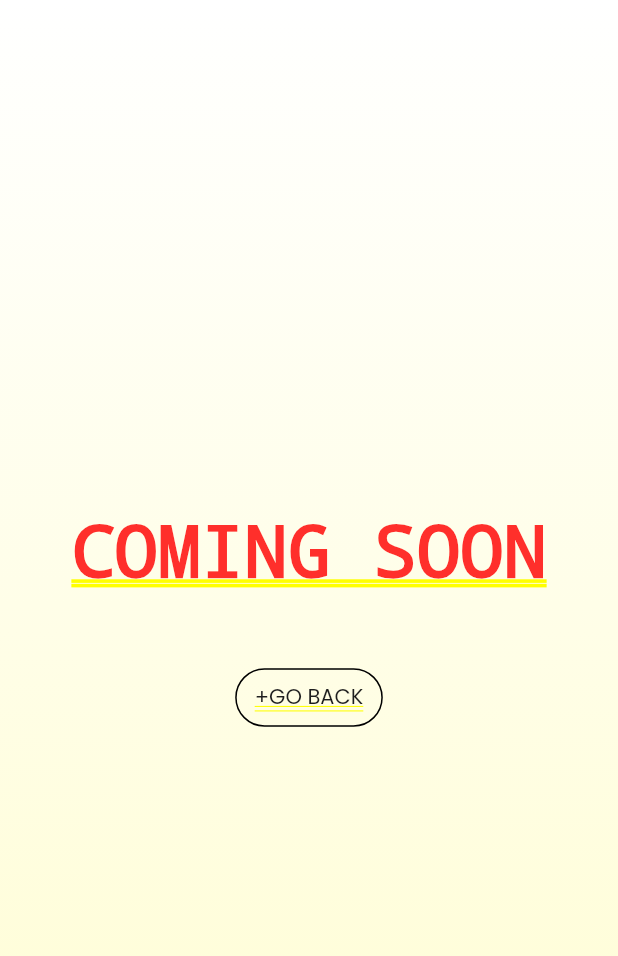
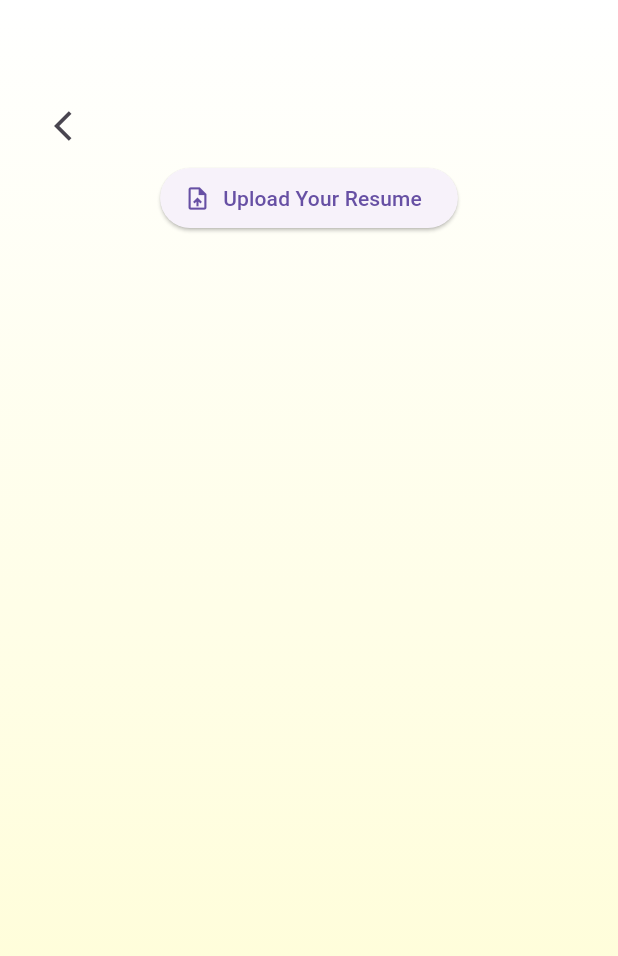
Before and after one commit to Redvey/InterView, a Flutter app: the screen it shows after launch, after a tap on "Resume Review", on a phone screen of 412 x 824 dp. Shown: the top 956 px of the screen. Run offline on Flutter 3.47's test engine with Material 3 defaults, Android fonts, the phone set to English and light mode, and no system bars; our stand-ins replace file_picker, go_router, percent_indicator, smooth_page_indicator.

Commit message:
05:feat(ui):Review Resume Screen , Upload Doc feature

```diff
--- a/lib/core/constants/strings.dart
+++ b/lib/core/constants/strings.dart
@@ -13,7 +13,10 @@ class AppStrings {
   static const flashcardPracticeSubtitle = "< for your quick revision />";
 
   static const mockInterviewTitle = "Take Mock Interview";
-  static const mockInterviewSubtitle = "< real time interview >";
+  static const mockInterviewSubtitle = "< real time interview />";
+
+  static const coldMailTitle = "Cold Mail";
+  static const coldMailSubtitle = "< for the recruiters />";
 
   //#resume builder texts
 
--- a/lib/features/home/screens/home_screen.dart
+++ b/lib/features/home/screens/home_screen.dart
@@ -53,7 +53,7 @@ class HomeScreen extends StatelessWidget {
 
                 //resume review
                 GestureDetector(
-                  onTap: () => context.push('/unfinished'),
+                  onTap: () => context.push('/review'),
                   child: FeatureContainer(
                     gradient: AppColors.reviewGradient,
                     title: AppStrings.resumeReviewTitle,
@@ -88,11 +88,11 @@ class HomeScreen extends StatelessWidget {
                 ),
                 SizedBox(height: AppSizes.defaultSpace),
                 GestureDetector(
-                  onTap: () => context.push('/unfinished'),
+                  onTap: () => context.push('/review'),
                   child: FeatureContainer(
                     gradient: AppColors.coldMailGradient,
-                    title: AppStrings.mockInterviewTitle,
-                    subTitle: AppStrings.mockInterviewSubtitle,
+                    title: AppStrings.coldMailTitle,
+                    subTitle: AppStrings.coldMailSubtitle,
                     color: AppColors.textPurpleBg,
                     colorBg: AppColors.textPurple,
                   ),
--- /dev/null
+++ b/lib/features/review/review.dart
@@ -0,0 +1,134 @@
+import 'package:flutter/material.dart';
+import 'package:file_picker/file_picker.dart';
+import 'package:go_router/go_router.dart';
+import 'package:percent_indicator/circular_percent_indicator.dart';
+import '../../../core/constants/colors.dart';
+import '../../../core/constants/sizes.dart';
+
+class ResumeReviewScreen extends StatefulWidget {
+  const ResumeReviewScreen({super.key});
+
+  @override
+  State<ResumeReviewScreen> createState() => _ResumeReviewScreenState();
+}
+bool resumeUploaded = true;
+class _ResumeReviewScreenState extends State<ResumeReviewScreen> {
+  String? fileName;
+  bool resumeUploaded = false;
+
+  double score = 0.78; // 78% ATS match
+  List<String> matchedSkills = ['Flutter', 'Firebase', 'REST APIs'];
+  List<String> missingSkills = ['CI/CD', 'Teamwork'];
+  Map<String, bool> sections = {
+    'Contact Info': true,
+    'Skills': true,
+    'Experience': false,
+    'Education': true,
+    'Projects': false,
+  };
+  List<String> suggestions = [
+    'Add a work experience section',
+    'Mention CI/CD in skills',
+    'Add relevant projects with impact',
+  ];
+
+  void pickResume() async {
+    final file = await FilePicker.platform.pickFiles(
+      type: FileType.custom,
+      allowedExtensions: ['pdf'],
+    );
+    if (file != null) {
+      setState(() {
+        fileName = file.files.first.name;
+        resumeUploaded = true;
+      });
+
+      // TODO: Upload to backend & get score
+    }
+  }
+
+  @override
+  Widget build(BuildContext context) {
+    return Container(
+      decoration: BoxDecoration(gradient: AppColors.backgroundGradient),
+      child: Scaffold(
+        backgroundColor: Colors.transparent,
+        body: Padding(
+          padding: const EdgeInsets.only(
+            top: AppSizes.xl,
+            left: AppSizes.lg,
+            right: AppSizes.lg,
+          ),
+          child: SingleChildScrollView(
+            child: Column(
+              crossAxisAlignment: CrossAxisAlignment.start,
+              children: [
+                IconButton(
+                  icon: const Icon(Icons.arrow_back_ios),
+                  onPressed: () => context.pop(), // or Navigator.of(context).pop()
+                ),
+                resumeUploaded ? _buildReviewUI() : _buildUploadPrompt(),
+              ],
+            ),
+          ),
+        ),
+      ),
+    );
+  }
+
+  Widget _buildUploadPrompt() {
+    return Center(
+      child: ElevatedButton.icon(
+        onPressed: pickResume,
+        icon: const Icon(Icons.upload_file),
+        label: const Text("Upload Your Resume"),
+      ),
+    );
+  }
+
+  Widget _buildReviewUI() {
+    return SingleChildScrollView(
+      child: Column(
+        crossAxisAlignment: CrossAxisAlignment.start,
+        children: [
+
+          Text("Uploaded: $fileName", style: const TextStyle(fontWeight: FontWeight.bold)),
+          const SizedBox(height: 20),
+
+          // ATS Score
+          Center(
+            child: CircularPercentIndicator(
+              radius: 60.0,
+              lineWidth: 8.0,
+              percent: score,
+              center: Text("${(score * 100).toInt()}%"),
+              progressColor: Colors.green,
+              backgroundColor: Colors.grey[300]!,
+              animation: true,
+              animationDuration: 600,
+            ),
+          ),
+          const SizedBox(height: 20),
+
+          // Missing Skills
+          Text("❌ Missing Skills", style: Theme.of(context).textTheme.titleMedium),
+          ...missingSkills.map((s) => Text("- $s")),
+
+          const SizedBox(height: 20),
+
+          // Suggestions
+          Text("🔧 Suggestions", style: Theme.of(context).textTheme.titleMedium),
+          ...suggestions.map((s) => Text("- $s")),
+
+          const SizedBox(height: 30),
+
+          ElevatedButton.icon(
+            onPressed: pickResume,
+            icon: const Icon(Icons.upload_file),
+            label: const Text("Upload Resume"),
+          )
+        ],
+      ),
+    );
+  }
+}
--- a/lib/routes/app_router.dart
+++ b/lib/routes/app_router.dart
@@ -1,4 +1,5 @@
 import 'package:go_router/go_router.dart';
+import 'package:interview/features/review/review.dart';
 import '../features/home/screens/home_screen.dart';
 import '../features/resume/screens/contact_form/contact_form.dart';
 import '../features/resume/screens/resume_builder.dart';
@@ -33,5 +34,10 @@ final GoRouter appRouter = GoRouter(
       name: RouteNames.underDevelopment,
       builder: (context, state) => const UnderDev(),
     ),
+    GoRoute(
+      path: '/review',
+      name: RouteNames.resumeReview,
+      builder: (context, state) => const ResumeReviewScreen(),
+    ),
   ],
 );
--- a/pubspec.yaml
+++ b/pubspec.yaml
@@ -15,6 +15,8 @@ dependencies:
   go_router: ^16.0.0
   smooth_page_indicator: ^1.2.1
   intl: ^0.20.2
+  percent_indicator: ^4.2.5
+  file_picker: ^10.2.0
 
 dev_dependencies:
   flutter_test:
```
Also changed, not shown: lib/features/home/widgets/feature_container.dart (+13 -10 lines), pubspec.lock, 12 other files.
